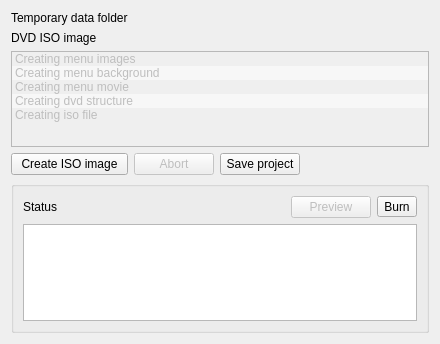
First picture: the form in src/widgets/dvdwizardstatus_ui.ui, repository KDE/kdenlive, before the edit.
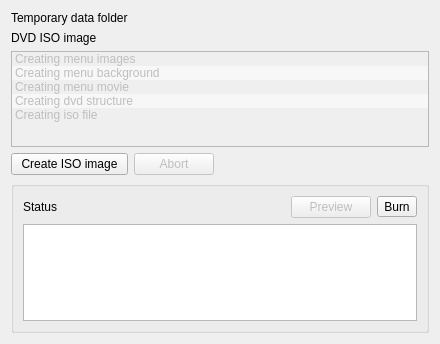
Second picture: the form after the edit. Custom widgets are drawn as their Qt base class.

Commit message: updated DVD wizard ui

```diff
--- a/src/widgets/dvdwizardstatus_ui.ui
+++ b/src/widgets/dvdwizardstatus_ui.ui
@@ -121,7 +121,7 @@
      </property>
     </widget>
    </item>
-   <item row="3" column="3">
+   <item row="3" column="2">
     <spacer name="horizontalSpacer_2">
      <property name="orientation">
       <enum>Qt::Horizontal</enum>
@@ -134,13 +134,6 @@
      </property>
     </spacer>
    </item>
-   <item row="3" column="2">
-    <widget class="QPushButton" name="button_save">
-     <property name="text">
-      <string>Save project</string>
-     </property>
-    </widget>
-   </item>
    <item row="3" column="1">
     <widget class="QPushButton" name="button_abort">
      <property name="enabled">
```
Left out of the diff: 8 changed lines with no effect on the pictures. The commit also changes 1 other file.
